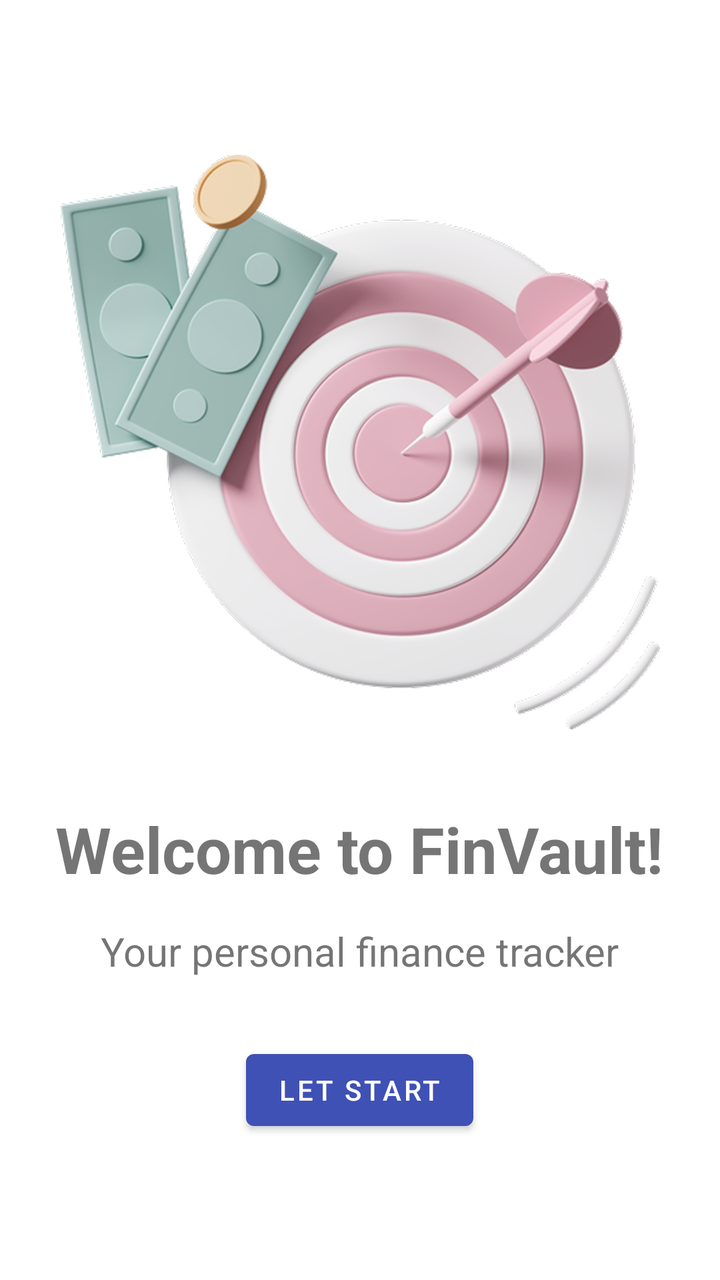
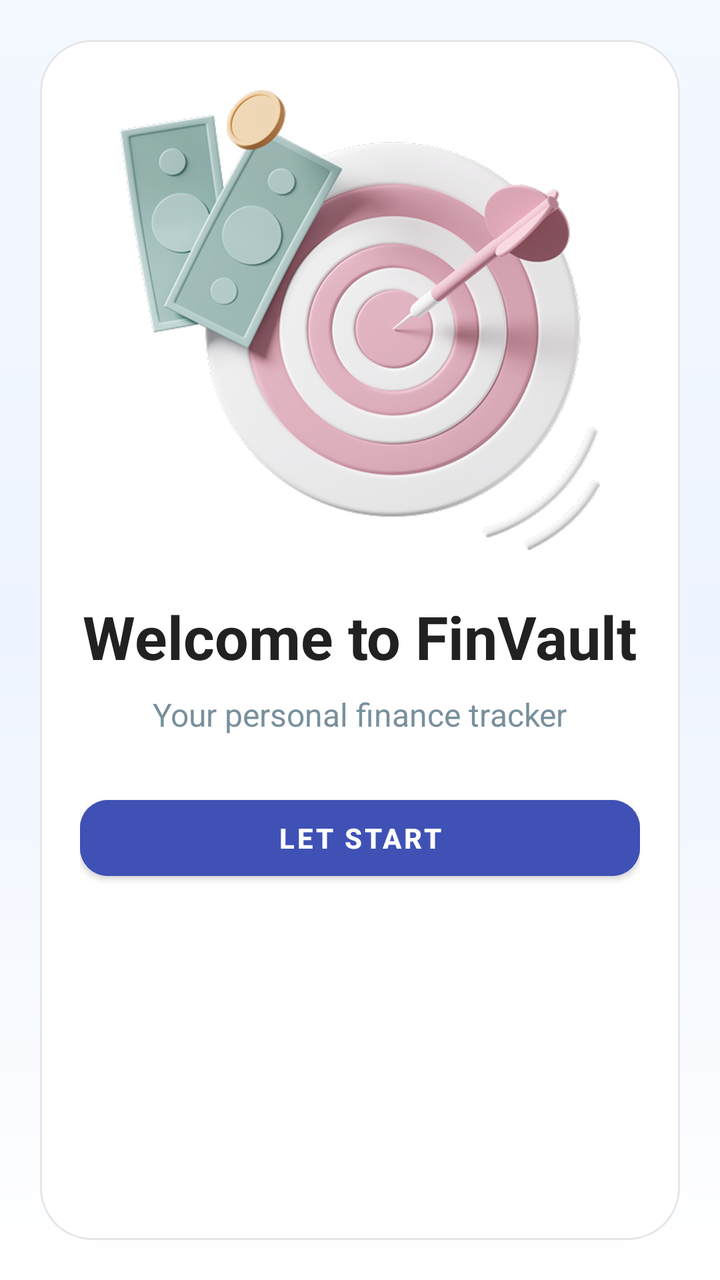

Two renders of the same Android screen: before a commit and after it. Below are the layout's source before the change and the commit's diff.
<!-- AndroidManifest.xml: application theme Theme.ImiliPocket -->
<!-- res/layout/activity_get_started.xml -->
<?xml version="1.0" encoding="utf-8"?>
<LinearLayout xmlns:android="http://schemas.android.com/apk/res/android"
    xmlns:app="http://schemas.android.com/apk/res-auto"
    android:orientation="vertical"
    android:gravity="center"
    android:padding="24dp"
    android:layout_width="match_parent"
    android:layout_height="match_parent">

    <ImageView
        android:id="@+id/imageView4"
        android:layout_width="300dp"
        android:layout_height="300dp"
        app:srcCompat="@drawable/ic_welcome" />

    <TextView
        android:text="Welcome to FinVault!"
        android:textSize="32sp"
        android:textStyle="bold"
        android:layout_marginTop="32dp"
        android:layout_width="wrap_content"
        android:layout_height="wrap_content" />

    <TextView
        android:text="Your personal finance tracker"
        android:textSize="20sp"
        android:layout_width="wrap_content"
        android:layout_height="wrap_content"
        android:layout_marginTop="16dp" />

    <Button
        android:id="@+id/btnletStarted"
        android:text="Let Start"
        android:layout_width="wrap_content"
        android:layout_height="wrap_content"
        android:layout_marginTop="32dp" />


</LinearLayout>
<!-- resources referenced by this layout -->
<resources>
  <!-- drawable ic_welcome: png bitmap (drawable, 583599 bytes) -->
  <style name="Theme.ImiliPocket" parent="Theme.MaterialComponents.DayNight.NoActionBar">
          <item name="colorPrimary">@color/primary_color</item> 
          <item name="colorPrimaryVariant">@color/primary_dark</item> 
          <item name="colorOnPrimary">@color/white</item>
          <item name="colorSecondary">@color/secondary_color</item> 
          <item name="colorSecondaryVariant">@color/secondary_dark</item> 
          <item name="colorOnSecondary">@color/black</item>
          <item name="android:statusBarColor">@android:color/transparent</item>
          <item name="android:windowLightStatusBar">true</item>
          <item name="android:navigationBarColor">@android:color/transparent</item>
          <item name="android:windowDrawsSystemBarBackgrounds">true</item>
      </style>
  <color name="primary_color">#3F51B5</color>
  <color name="primary_dark">#303F9F</color>
  <color name="white">#FFFFFFFF</color>
  <color name="secondary_color">#F06292</color>
  <color name="secondary_dark">#C2185B</color>
  <color name="black">#FF000000</color>
</resources>

<!-- the commit's change to res/layout/activity_get_started.xml (unified diff, before → after) -->
@@ -1,39 +1,63 @@
 <?xml version="1.0" encoding="utf-8"?>
-<LinearLayout xmlns:android="http://schemas.android.com/apk/res/android"
+<androidx.constraintlayout.widget.ConstraintLayout xmlns:android="http://schemas.android.com/apk/res/android"
     xmlns:app="http://schemas.android.com/apk/res-auto"
-    android:orientation="vertical"
-    android:gravity="center"
-    android:padding="24dp"
     android:layout_width="match_parent"
-    android:layout_height="match_parent">
+    android:layout_height="match_parent"
+    android:background="@drawable/bg_screen_modern"
+    android:padding="20dp">
 
-    <ImageView
-        android:id="@+id/imageView4"
-        android:layout_width="300dp"
-        android:layout_height="300dp"
-        app:srcCompat="@drawable/ic_welcome" />
+    <com.google.android.material.card.MaterialCardView
+        android:layout_width="0dp"
+        android:layout_height="0dp"
+        app:cardBackgroundColor="@android:color/white"
+        app:cardCornerRadius="26dp"
+        app:cardElevation="0dp"
+        app:strokeColor="@color/surface_outline"
+        app:strokeWidth="1dp"
+        app:layout_constraintTop_toTopOf="parent"
+        app:layout_constraintBottom_toBottomOf="parent"
+        app:layout_constraintStart_toStartOf="parent"
+        app:layout_constraintEnd_toEndOf="parent">
 
-    <TextView
-        android:text="Welcome to FinVault!"
-        android:textSize="32sp"
-        android:textStyle="bold"
-        android:layout_marginTop="32dp"
-        android:layout_width="wrap_content"
-        android:layout_height="wrap_content" />
+        <LinearLayout
+            android:layout_width="match_parent"
+            android:layout_height="match_parent"
+            android:gravity="center_horizontal"
+            android:orientation="vertical"
+            android:padding="20dp">
 
-    <TextView
-        android:text="Your personal finance tracker"
-        android:textSize="20sp"
-        android:layout_width="wrap_content"
-        android:layout_height="wrap_content"
-        android:layout_marginTop="16dp" />
+            <ImageView
+                android:id="@+id/imageView4"
+                android:layout_width="240dp"
+                android:layout_height="240dp"
+                app:srcCompat="@drawable/ic_welcome" />
 
-    <Button
-        android:id="@+id/btnletStarted"
-        android:text="Let Start"
-        android:layout_width="wrap_content"
-        android:layout_height="wrap_content"
-        android:layout_marginTop="32dp" />
+            <TextView
+                android:layout_width="wrap_content"
+                android:layout_height="wrap_content"
+                android:layout_marginTop="18dp"
+                android:text="Welcome to FinVault"
+                android:textColor="@color/text_primary"
+                android:textSize="30sp"
+                android:textStyle="bold" />
 
+            <TextView
+                android:layout_width="wrap_content"
+                android:layout_height="wrap_content"
+                android:layout_marginTop="8dp"
+                android:text="Your personal finance tracker"
+                android:textColor="@color/text_secondary"
+                android:textSize="16sp" />
 
-</LinearLayout>
+            <Button
+                android:id="@+id/btnletStarted"
+                android:layout_width="match_parent"
+                android:layout_height="50dp"
+                android:layout_marginTop="26dp"
+                android:backgroundTint="@color/primary_color"
+                android:text="Let Start"
+                android:textColor="@color/white"
+                android:textStyle="bold" />
+        </LinearLayout>
+    </com.google.android.material.card.MaterialCardView>
+</androidx.constraintlayout.widget.ConstraintLayout>
<!-- resource entries referenced after the edit -->
@@ -12,12 +12,35 @@
           <item name="android:windowLightStatusBar">true</item>
           <item name="android:navigationBarColor">@android:color/transparent</item>
           <item name="android:windowDrawsSystemBarBackgrounds">true</item>
+          <item name="android:windowBackground">@drawable/bg_screen_modern</item>
+          <item name="shapeAppearanceMediumComponent">@style/ShapeAppearance.ImiliPocket.Medium</item>
+          <item name="shapeAppearanceSmallComponent">@style/ShapeAppearance.ImiliPocket.Small</item>
       </style>
   <color name="primary_color">#3F51B5</color>
+  <color name="surface_outline">#1A000000</color>
+  <color name="text_primary">#212121</color>
+  <color name="text_secondary">#78909C</color>
   <color name="primary_dark">#303F9F</color>
   <color name="white">#FFFFFFFF</color>
+  <!-- drawable bg_screen_modern (drawable) -->
+  <?xml version="1.0" encoding="utf-8"?>
+  <shape xmlns:android="http://schemas.android.com/apk/res/android">
+      <gradient
+          android:angle="270"
+          android:startColor="#F4F8FF"
+          android:centerColor="#EEF4FF"
+          android:endColor="#FFFFFF" />
+  </shape>
   <color name="secondary_color">#F06292</color>
   <color name="secondary_dark">#C2185B</color>
   <color name="black">#FF000000</color>
+  <style name="ShapeAppearance.ImiliPocket.Medium" parent="ShapeAppearance.MaterialComponents.MediumComponent">
+          <item name="cornerFamily">rounded</item>
+          <item name="cornerSize">20dp</item>
+      </style>
+  <style name="ShapeAppearance.ImiliPocket.Small" parent="ShapeAppearance.MaterialComponents.SmallComponent">
+          <item name="cornerFamily">rounded</item>
+          <item name="cornerSize">14dp</item>
+      </style>
 </resources>
 
